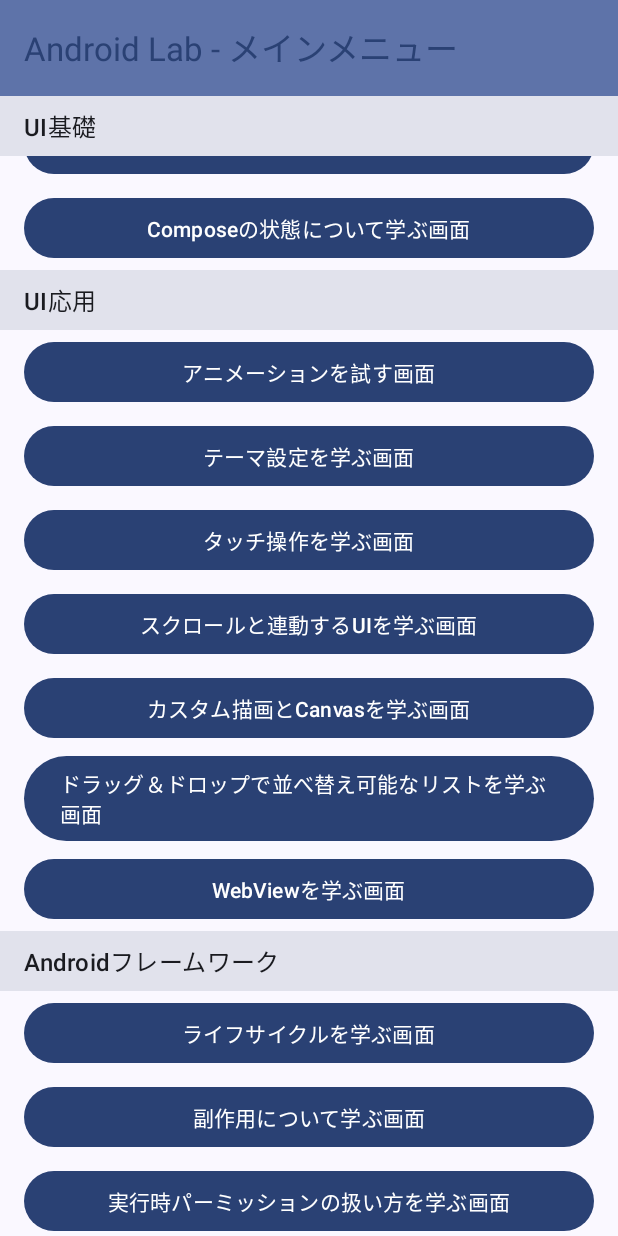
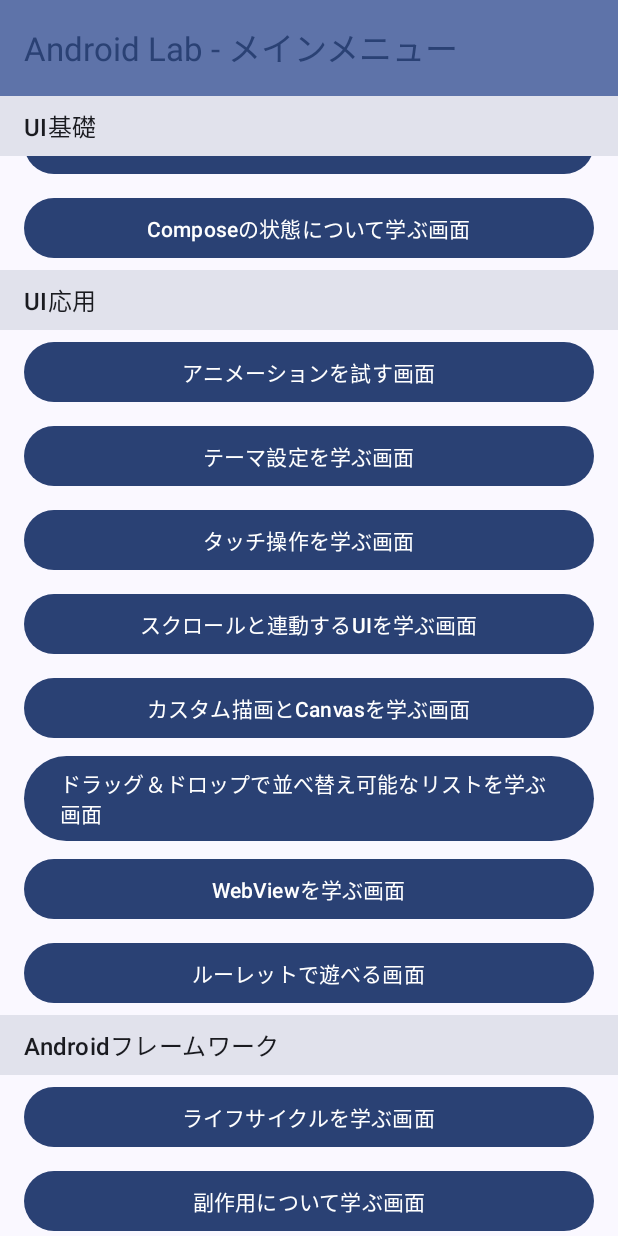
Before and after one commit to Fujikouki/AndroidLab, an Android app built with Jetpack Compose: the screen it shows after launch (MainActivity), scrolled down 532 dp, on a phone screen of 412 x 824 dp. Run offline under Robolectric (Android 15) with nearby library versions, the phone set to English and light mode, and no system bars.

Commit message:
ルーレット画面の追加

```diff
--- a/app/src/main/java/com/example/kouki/fujisue/androidlab/MainActivity.kt
+++ b/app/src/main/java/com/example/kouki/fujisue/androidlab/MainActivity.kt
@@ -35,6 +35,7 @@ import com.example.kouki.fujisue.androidlab.ui.networking.NetworkingScreen
 import com.example.kouki.fujisue.androidlab.ui.notification.NotificationScreen
 import com.example.kouki.fujisue.androidlab.ui.other.OtherScreen
 import com.example.kouki.fujisue.androidlab.ui.permission.PermissionsScreen
+import com.example.kouki.fujisue.androidlab.ui.play.SmoothRouletteScreen
 import com.example.kouki.fujisue.androidlab.ui.reorderablelist.ReorderableListScreen
 import com.example.kouki.fujisue.androidlab.ui.savedinstancestate.SavedInstanceStateScreen
 import com.example.kouki.fujisue.androidlab.ui.sensor.SensorScreen
@@ -174,6 +175,9 @@ fun AppContent() {
             composable<Route.FlowScreen> {
                 FlowScreen()
             }
+            composable<Route.RouletteScreen> {
+                SmoothRouletteScreen()
+            }
         }
     }
 }
--- a/app/src/main/java/com/example/kouki/fujisue/androidlab/ui/main/MainScreen.kt
+++ b/app/src/main/java/com/example/kouki/fujisue/androidlab/ui/main/MainScreen.kt
@@ -54,7 +54,8 @@ fun MainScreen(navController: NavController) {
                 Route.CollapsingToolbarScreen to "スクロールと連動するUIを学ぶ画面",
                 Route.CanvasScreen to "カスタム描画とCanvasを学ぶ画面",
                 Route.ReorderableListScreen to "ドラッグ＆ドロップで並べ替え可能なリストを学ぶ画面",
-                Route.WebViewScreen to "WebViewを学ぶ画面"
+                Route.WebViewScreen to "WebViewを学ぶ画面",
+                Route.RouletteScreen to "ルーレットで遊べる画面"
             )
         ),
         ScreenSection(
--- a/app/src/main/java/com/example/kouki/fujisue/androidlab/ui/navigation/Route.kt
+++ b/app/src/main/java/com/example/kouki/fujisue/androidlab/ui/navigation/Route.kt
@@ -163,4 +163,10 @@ object Route {
      */
     @Serializable
     data object FlowScreen
+
+    /**
+     * ルーレット画面
+     */
+    @Serializable
+    data object RouletteScreen
 }
```
